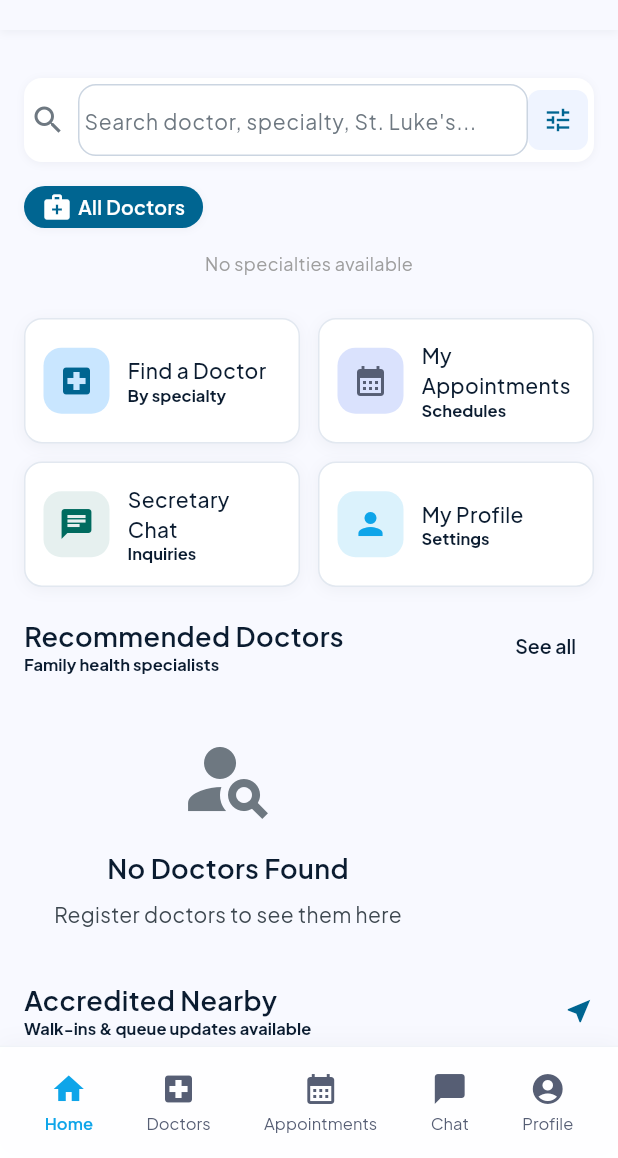
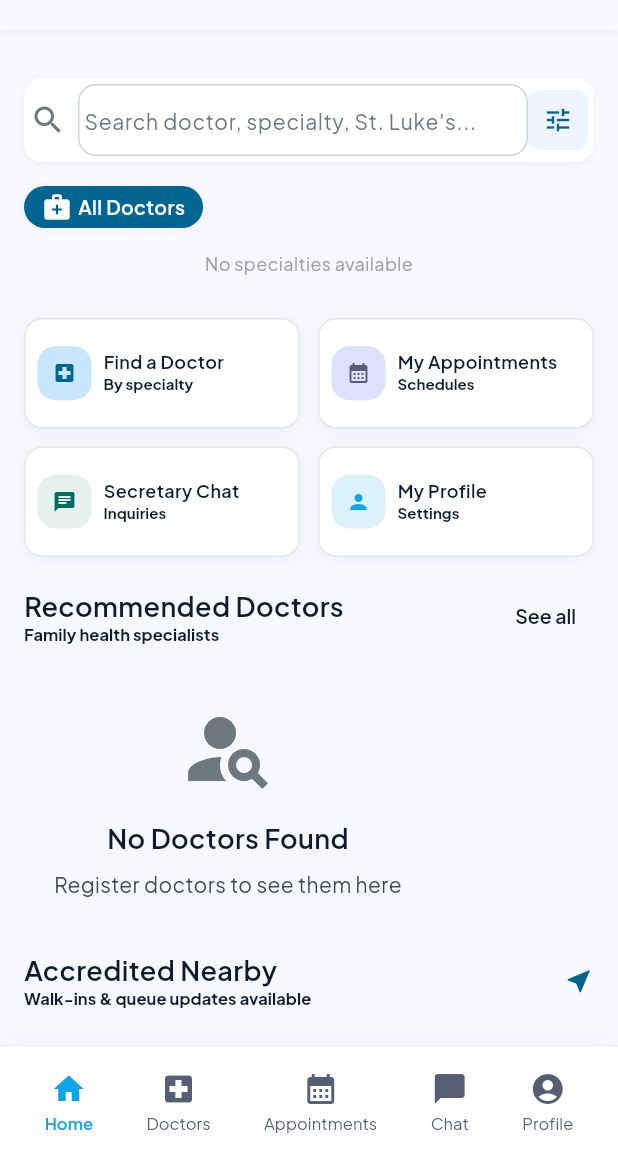
Before and after one commit to brendan-flores/FindMyDoctor, a Flutter app: the HomePage screen opened directly, on a phone screen of 412 x 824 dp, the part 78-1236 px from its top. Run offline on Flutter 3.47's test engine with Material 3 defaults, Android fonts, the phone set to English and light mode, and no system bars; our stand-ins replace cached_network_image, google_fonts, image_picker, package_info_plus, permission_handler, shared_preferences; accounts and stored records are empty; network calls fail.

Commit message:
[Flores][fix] fix overflow in home page quick action cards

```diff
--- a/mobile/lib/features/home/presentation/home_page.dart
+++ b/mobile/lib/features/home/presentation/home_page.dart
@@ -1068,7 +1068,7 @@
       physics: const NeverScrollableScrollPhysics(),
       mainAxisSpacing: spacing.AppSpacing.gutterMd,
       crossAxisSpacing: spacing.AppSpacing.gutterMd,
-      childAspectRatio: 2.2,
+      childAspectRatio: 2.5,
       children: [
         _buildQuickActionCard(
           'Find a Doctor',
@@ -1118,12 +1118,15 @@
           });
         }
       },
-      padding: EdgeInsets.all(spacing.AppSpacing.gutterMd),
+      padding: EdgeInsets.symmetric(
+        horizontal: spacing.AppSpacing.gutterSm,
+        vertical: spacing.AppSpacing.gutterSm,
+      ),
       child: Row(
         children: [
           Container(
-            width: 44,
-            height: 44,
+            width: 36,
+            height: 36,
             decoration: BoxDecoration(
               color: iconBgColor,
               borderRadius: BorderRadius.circular(spacing.AppSpacing.radiusLg),
@@ -1131,17 +1134,28 @@
             child: Icon(
               icon,
               color: iconColor,
-              size: spacing.AppSpacing.iconLg,
-            ),
-          ),
-          const SizedBox(width: spacing.AppSpacing.gutterMd),
+              size: spacing.AppSpacing.iconSm,
+            ),
+          ),
+          const SizedBox(width: spacing.AppSpacing.gutterSm),
           Expanded(
             child: Column(
               crossAxisAlignment: CrossAxisAlignment.start,
-              mainAxisAlignment: MainAxisAlignment.center,
+              mainAxisSize: MainAxisSize.min,
               children: [
-                Text(title, style: AppTextStyles.bodyMdMedium),
-                Text(subtitle, style: AppTextStyles.labelSm),
+                Text(
+                  title,
+                  style: AppTextStyles.labelMd.copyWith(fontSize: 12),
+                  maxLines: 1,
+                  overflow: TextOverflow.ellipsis,
+                ),
+                const SizedBox(height: 1),
+                Text(
+                  subtitle,
+                  style: AppTextStyles.labelSm.copyWith(fontSize: 10),
+                  maxLines: 1,
+                  overflow: TextOverflow.ellipsis,
+                ),
               ],
             ),
           ),
```
